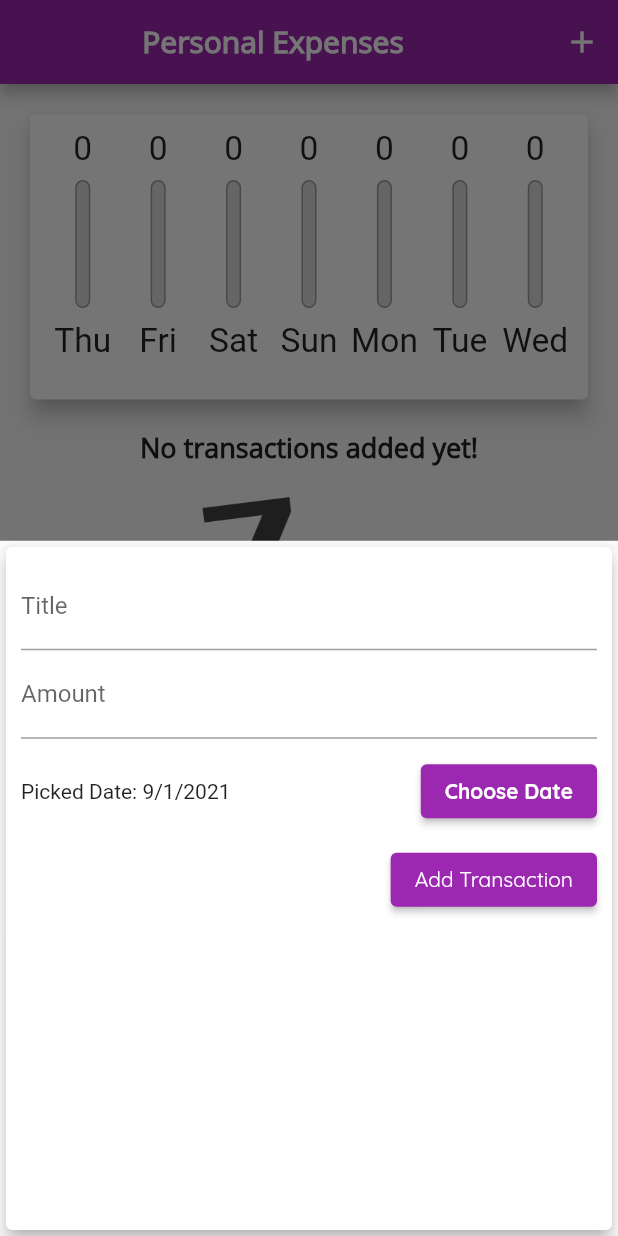
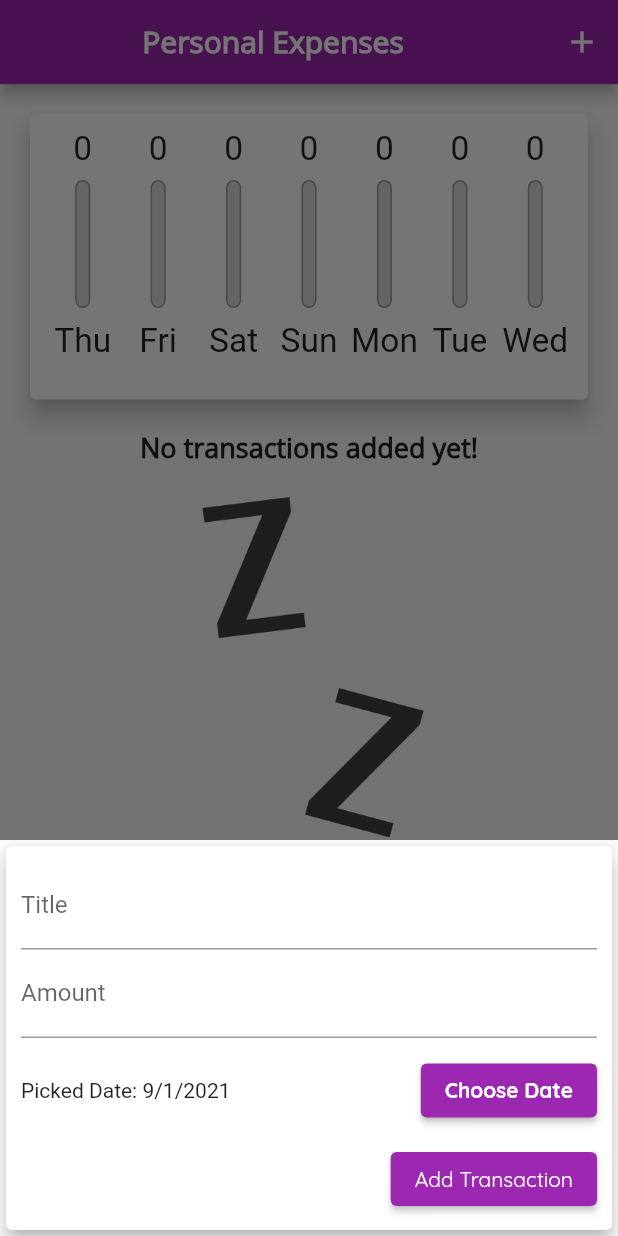
Before and after one commit to TarekAhamed-LIV3D/Expenses-Tracker, a Flutter app: the screen it shows after launch, after a tap on the "add" icon, on a phone screen of 412 x 824 dp. Run offline on Flutter 3.47's test engine with Material 2 defaults, Android fonts, the phone set to English and light mode, and no system bars.

Commit message:
Upgrade system for IOS

```diff
--- a/lib/main.dart
+++ b/lib/main.dart
@@ -1,3 +1,5 @@
+import 'dart:io';
+import 'package:flutter/cupertino.dart';
 import 'package:flutter/material.dart';
 import './widgets/new_transaction.dart';
 import './widgets/transaction_list.dart';
@@ -87,10 +89,31 @@ class _MyHomePageState extends State<MyHomePage> {
     );
   }
 
+  void _deleteTransaction(String id) {
+    setState(() {
+      _userTransactions.removeWhere((tx) => tx.id == id);
+    });
+  }
+
   @override
   Widget build(BuildContext context) {
-    final  isLandscape = MediaQuery.of(context).orientation == Orientation.landscape;
-    final appBar = AppBar(
+    final mediaQuery = MediaQuery.of(context);
+    final isLandscape = mediaQuery.orientation == Orientation.landscape;
+    final PreferredSizeWidget appBar = Platform.isIOS
+        ? CupertinoNavigationBar(
+            middle: Text(
+              'Personal Expenses',
+            ),
+            trailing: Row(
+              children: <Widget>[
+                IconButton(
+                  icon: Icon(Icons.add),
+                  onPressed: () => _startAddNewTransaction(context),
+                ),
+              ],
+            ),
+          )
+        : AppBar(
             title: Center(
               child: Text(
                 'Personal Expenses',
@@ -104,25 +127,25 @@ class _MyHomePageState extends State<MyHomePage> {
             ],
           );
     final txListWidget = Container(
-                    height: (MediaQuery.of(context).size.height -
+      height: (mediaQuery.size.height -
               appBar.preferredSize.height -
-                            MediaQuery.of(context).padding.top) *
+              mediaQuery.padding.top) *
           0.75,
-                    child: TransactionList(_userTransactions),
+      child: TransactionList(_userTransactions, _deleteTransaction),
     );
-    return Scaffold(
-      appBar: appBar,
-      body: SingleChildScrollView(
+
+    final pageBody = SingleChildScrollView(
       child: Column(
         // mainAxisAlignment: MainAxisAlignment.start,
         crossAxisAlignment: CrossAxisAlignment.stretch,
         children: <Widget>[
-            if(isLandscape)
+          if (isLandscape)
             Row(
               mainAxisAlignment: MainAxisAlignment.end,
               children: <Widget>[
                 Text('Show Chart'),
-                Switch(
+                Switch.adaptive(
+                  activeColor: Theme.of(context).accentColor,
                   value: _showChart,
                   onChanged: (val) {
                     setState(
@@ -136,27 +159,39 @@ class _MyHomePageState extends State<MyHomePage> {
             ),
           if (!isLandscape)
             Container(
-                height: (MediaQuery.of(context).size.height -
+              height: (mediaQuery.size.height -
                       appBar.preferredSize.height -
-                        MediaQuery.of(context).padding.top) *
+                      mediaQuery.padding.top) *
                   0.3,
               child: Chart(_recentTransactions),
             ),
           if (!isLandscape) txListWidget,
-            if (isLandscape) _showChart
+          if (isLandscape)
+            _showChart
                 ? Container(
-                        height: (MediaQuery.of(context).size.height -
+                    height: (mediaQuery.size.height -
                             appBar.preferredSize.height -
-                                MediaQuery.of(context).padding.top) *
+                            mediaQuery.padding.top) *
                         0.7,
                     child: Chart(_recentTransactions),
                   )
                 : txListWidget
         ],
       ),
-      ),
+    );
+
+    return Platform.isIOS
+        ? CupertinoPageScaffold(
+            child: pageBody,
+            navigationBar: appBar,
+          )
+        : Scaffold(
+            appBar: appBar,
+            body: pageBody,
             floatingActionButtonLocation: FloatingActionButtonLocation.endFloat,
-      floatingActionButton: FloatingActionButton(
+            floatingActionButton: Platform.isIOS
+                ? Container()
+                : FloatingActionButton(
                     child: Icon(Icons.add),
                     onPressed: () => _startAddNewTransaction(context),
                   ),
--- a/lib/widgets/new_transaction.dart
+++ b/lib/widgets/new_transaction.dart
@@ -53,10 +53,11 @@ class _NewTransactionState extends State<NewTransaction> {
 
   @override
   Widget build(BuildContext context) {
-    return Card(
+    return SingleChildScrollView(
+      child: Card(
         elevation: 5,
         child: Container(
-        padding: EdgeInsets.all(10),
+          padding: EdgeInsets.only(top: 10, left: 10, right: 10, bottom: MediaQuery.of(context).viewInsets.bottom + 10),
           child: Column(
             crossAxisAlignment: CrossAxisAlignment.end,
             children: <Widget>[
@@ -105,6 +106,7 @@ class _NewTransactionState extends State<NewTransaction> {
             ],
           ),
         ),
+      ),
     );
   }
 }
--- a/lib/widgets/transaction_list.dart
+++ b/lib/widgets/transaction_list.dart
@@ -5,8 +5,9 @@ import '../models/transaction.dart';
 
 class TransactionList extends StatelessWidget {
   final List<Transaction> transactions;
+  final Function deleteTx;
 
-  TransactionList(this.transactions);
+  TransactionList(this.transactions, this.deleteTx);
 
   @override
   Widget build(BuildContext context) {
@@ -57,6 +58,17 @@ class TransactionList extends StatelessWidget {
                     subtitle: Text(
                       DateFormat.yMMMd().format(transactions[index].date),
                     ),
+                    trailing: MediaQuery.of(context).size.width > 400
+                        ? ElevatedButton.icon(
+                            icon: Icon(Icons.delete),
+                            label: Text('Delete'),
+                            onPressed: () => deleteTx(transactions[index].id),
+                          )
+                        : IconButton(
+                            icon: Icon(Icons.delete),
+                            color: Theme.of(context).errorColor,
+                            onPressed: () => deleteTx(transactions[index].id),
+                          ),
                   ),
                 );
               },
```
Lines whose indentation alone changed are shown as unchanged.
